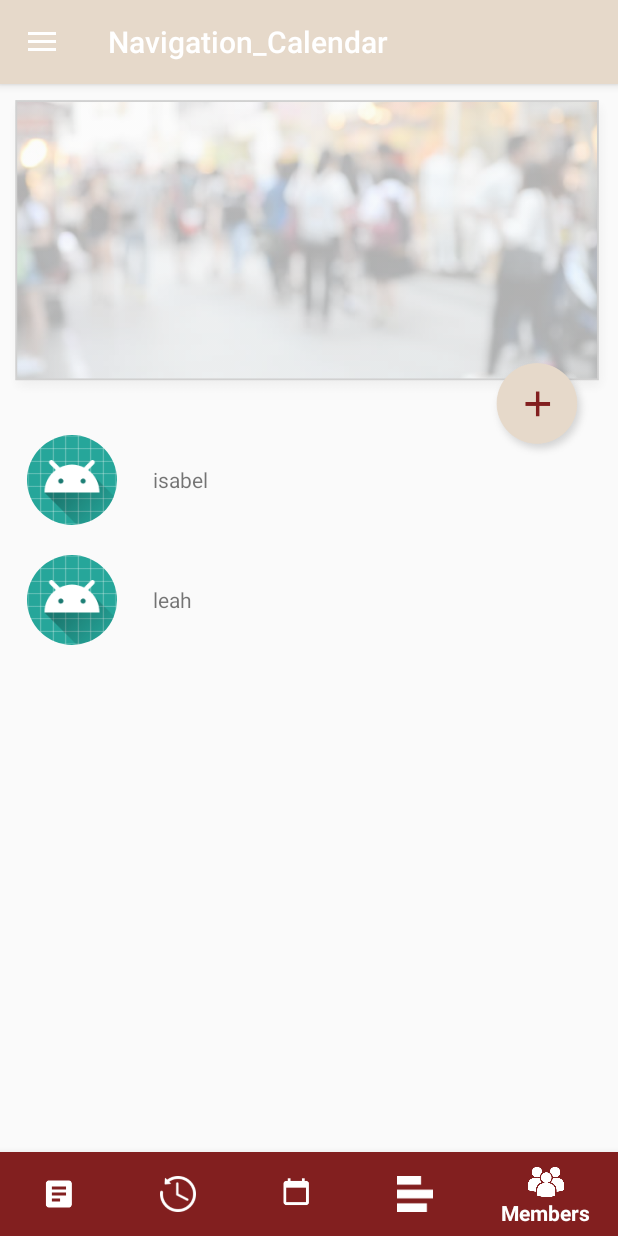
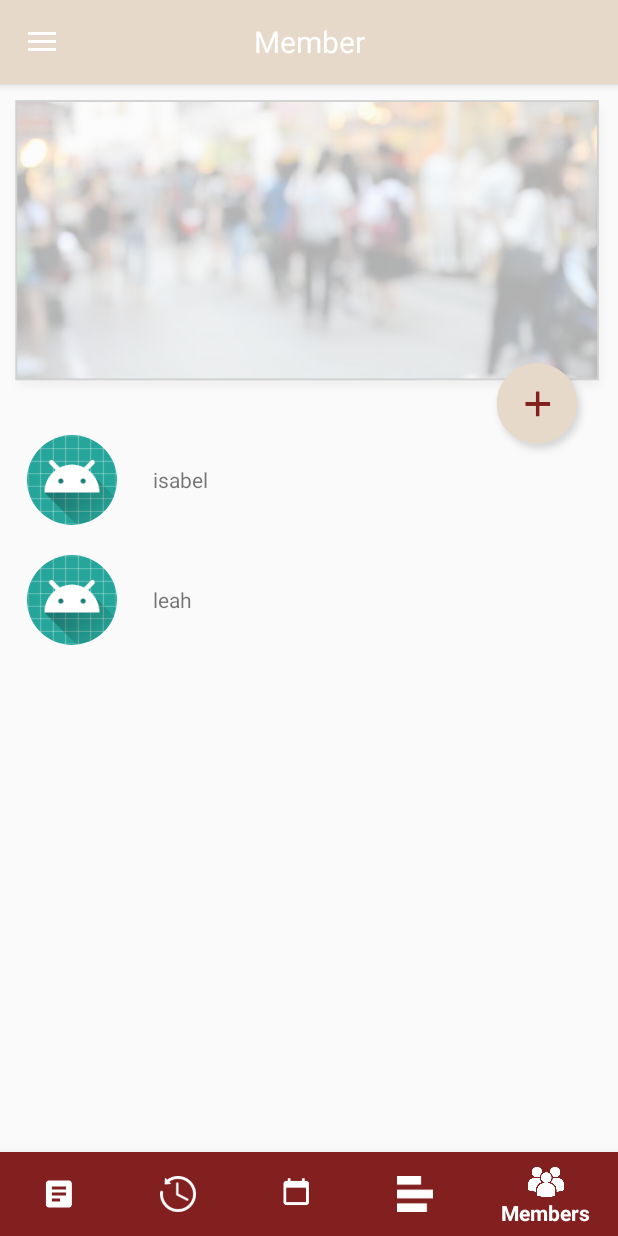
Before and after one commit to jtr860830/LifePrint-AndroidApp, an Android app: the MainActivity screen opened directly, with no data from a screen before it, item 5 of the bottom bar chosen, on a phone screen of 412 x 824 dp. Run offline under Robolectric (Android 15) with nearby library versions, the phone set to English and light mode, and no system bars; our stand-ins replace CircleImageView.

Commit message:
Complete toolbar title

```diff
--- a/app/src/main/java/com/example/user/navigation_calendar/MainActivity.java
+++ b/app/src/main/java/com/example/user/navigation_calendar/MainActivity.java
@@ -22,6 +22,7 @@ import android.view.View;
 import android.widget.Button;
 import android.widget.FrameLayout;
 import android.widget.ImageButton;
+import android.widget.TextView;
 import android.widget.Toast;
 import android.os.StrictMode;
 
@@ -34,6 +35,7 @@ public class MainActivity extends AppCompatActivity {
     private static final String TAG = "fri_sug";
     public ArrayList<String> username;
     public  ArrayList<Bitmap> userimage;
+    private TextView title;
 
 
     @Override
@@ -47,11 +49,12 @@ public class MainActivity extends AppCompatActivity {
         //Member 的array資料
         username=new ArrayList<>();
         userimage=new ArrayList<>();
-
+        title = findViewById(R.id.toolbar_title);
 
         //滑開頁面
         Toolbar toolbar = findViewById(R.id.toolbar);
         setSupportActionBar(toolbar);
+        getSupportActionBar().setTitle("");
         drawer = findViewById(R.id.drawer_layout);
         NavigationView drawer_navigationView = findViewById(R.id.nav_view);
         drawer_navigationView.setNavigationItemSelectedListener(drawer_navigationViewListener);
@@ -116,7 +119,7 @@ public class MainActivity extends AppCompatActivity {
 
                     switch (menuItem.getItemId()) {
                         case R.id.nav_notes:
-                            //setTitle("fragment notes");
+                            title.setText("Notes");
                             notes fragment_notes = new notes();
                             FragmentTransaction transaction1 = getSupportFragmentManager().beginTransaction();
                             transaction1.replace(R.id.fragment_space, fragment_notes, "FragmentNotes");
@@ -124,7 +127,7 @@ public class MainActivity extends AppCompatActivity {
                             break;
                         //return true;
                         case R.id.nav_count:
-                            //setTitle("fragment count");
+                            title.setText("Count");
                             count fragment_count = new count();
                             FragmentTransaction transaction2 = getSupportFragmentManager().beginTransaction();
                             transaction2.replace(R.id.fragment_space, fragment_count, "Fragment_count");
@@ -132,7 +135,7 @@ public class MainActivity extends AppCompatActivity {
                             break;
                         //return true;
                         case R.id.nav_month:
-                            //setTitle("fragment month");
+                            title.setText("Month");
                             month fragment_month = new month();
                             FragmentTransaction transaction3 = getSupportFragmentManager().beginTransaction();
                             transaction3.replace(R.id.fragment_space, fragment_month, "Fragment_month");
@@ -140,7 +143,7 @@ public class MainActivity extends AppCompatActivity {
                             break;
                         //return true;
                         case R.id.nav_feed:
-                            // setTitle("fragment feed");
+                            title.setText("Feed");
                             feed fragment_feed = new feed();
                             FragmentTransaction transaction4 = getSupportFragmentManager().beginTransaction();
                             transaction4.replace(R.id.fragment_space, fragment_feed, "Fragment_feed");
@@ -148,7 +151,7 @@ public class MainActivity extends AppCompatActivity {
                             break;
                         //return true;
                         case R.id.nav_member:
-                            //setTitle("fragment setting");
+                            title.setText("Member");
                             members fragment_setting = new members();
                             FragmentTransaction transaction5 = getSupportFragmentManager().beginTransaction();
                             transaction5.replace(R.id.fragment_space, fragment_setting, "Fragment_members");
--- a/app/src/main/res/layout/activity_main.xml
+++ b/app/src/main/res/layout/activity_main.xml
@@ -24,7 +24,17 @@
             app:layout_constraintEnd_toEndOf="parent"
             app:layout_constraintStart_toStartOf="parent"
             app:layout_constraintTop_toTopOf="parent"
-            app:popupTheme="@style/ThemeOverlay.AppCompat.Light" />
+            app:popupTheme="@style/ThemeOverlay.AppCompat.Light">
+
+            <TextView
+                android:id="@+id/toolbar_title"
+                android:layout_width="wrap_content"
+                android:layout_height="wrap_content"
+                android:layout_gravity="center"
+                android:singleLine="true"
+                android:textColor="@color/white"
+                android:textSize="20sp" />
+        </android.support.v7.widget.Toolbar>
 
         <FrameLayout
             android:id="@+id/fragment_space"
```
